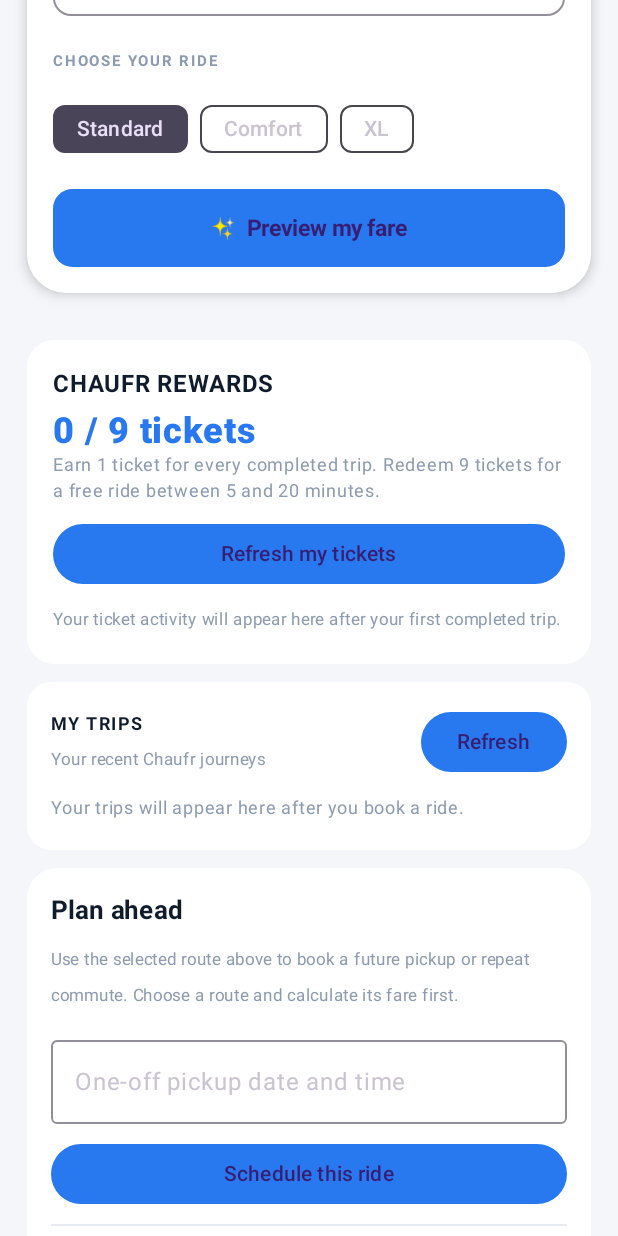
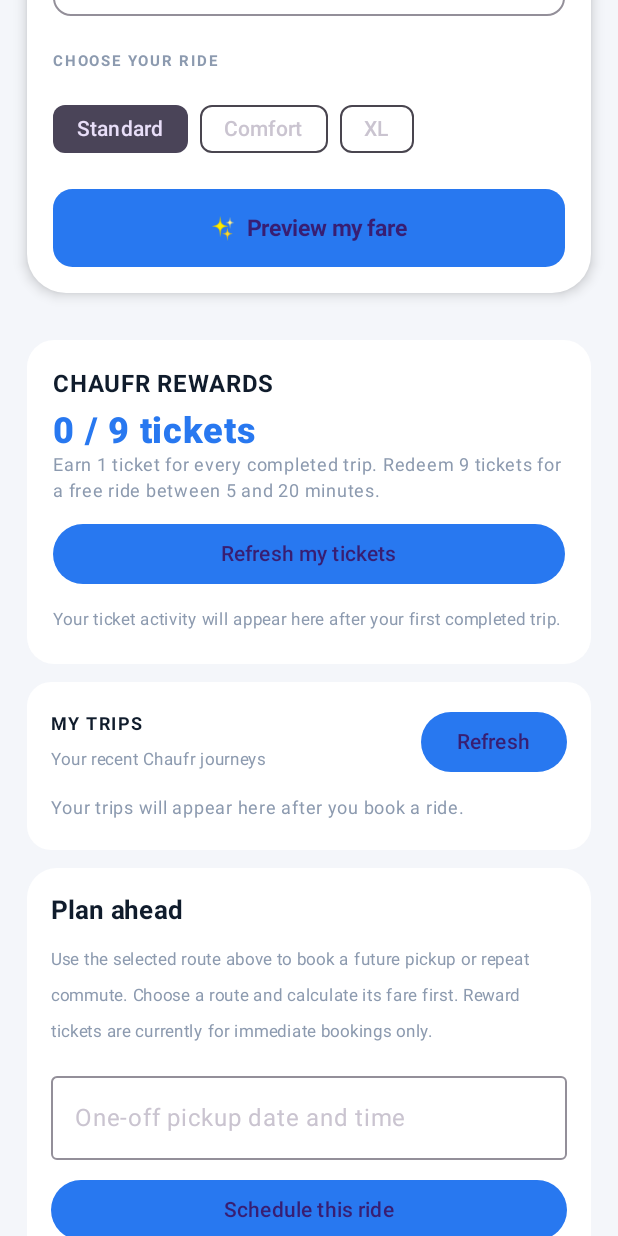
Before and after one commit to whalynbomm-blip/Chaufr, an Android app built with Jetpack Compose: the screen it shows after launch (MainActivity), scrolled down 576 dp, on a phone screen of 412 x 824 dp. Run offline under Robolectric (Android 15) with nearby library versions, the phone set to English and light mode, and no system bars; pictures from the network do not load; 1 statement that could not run was skipped.

Commit message:
Clarify future bookings use standard fare without reward-ticket redemption

```diff
--- a/apps/passenger-android/src/main/java/za/co/chaufr/passenger/MainActivity.kt
+++ b/apps/passenger-android/src/main/java/za/co/chaufr/passenger/MainActivity.kt
@@ -683,7 +683,7 @@ private fun PassengerHome() {
                 ) {
                     Column(Modifier.padding(16.dp), verticalArrangement = Arrangement.spacedBy(9.dp)) {
                         Text("Plan ahead", color = ChaufrNavy, fontWeight = FontWeight.Bold, fontSize = 17.sp)
-                        Text("Use the selected route above to book a future pickup or repeat commute. Choose a route and calculate its fare first.", color = ChaufrMuted, fontSize = 11.sp)
+                        Text("Use the selected route above to book a future pickup or repeat commute. Choose a route and calculate its fare first. Reward tickets are currently for immediate bookings only.", color = ChaufrMuted, fontSize = 11.sp)
                         OutlinedTextField(
                             value = scheduledLocalDateTime,
                             onValueChange = { scheduledLocalDateTime = it },
@@ -711,7 +711,7 @@ private fun PassengerHome() {
                                             .put("origin", org.json.JSONObject().put("latitude", pickupPointValue.latitude).put("longitude", pickupPointValue.longitude))
                                             .put("destination", org.json.JSONObject().put("latitude", destinationPointValue.latitude).put("longitude", destinationPointValue.longitude))
                                             .put("vehicleCategory", vehicle.lowercase()).put("routeQuoteToken", routeToken)
-                                            .put("serviceTier", serviceTier).put("redeemReward", redeemReward)
+                                            .put("serviceTier", serviceTier).put("redeemReward", false)
                                             .put("scheduledFor", local + ":00+02:00")
                                         val result = ChaufrApi.createScheduledRide(BuildConfig.CHAUFR_API_BASE_URL, token, payload)
                                         schedulingMessage = "Ride scheduled for " + result.optString("scheduledFor")
```
